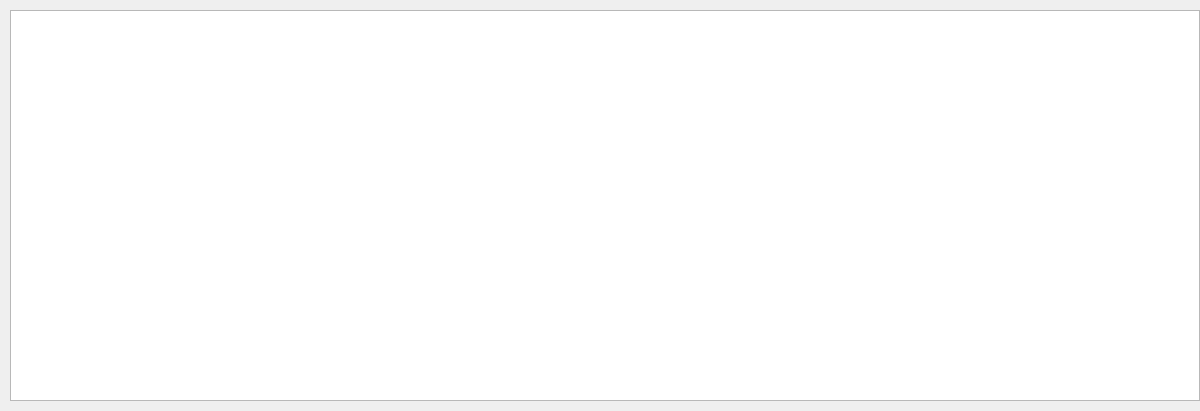
Qt form main.ui (b6f/0xc0ff33) before a commit.
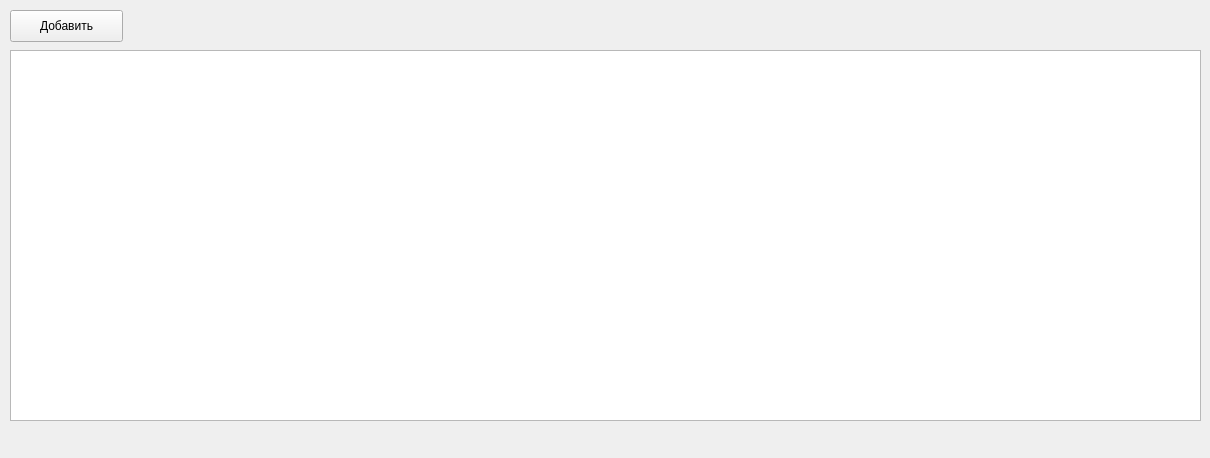
The same form after that commit.

What changed in the file:
```diff
--- a/main.ui
+++ b/main.ui
@@ -6,8 +6,8 @@
    <rect>
     <x>0</x>
     <y>0</y>
-    <width>1200</width>
-    <height>411</height>
+    <width>1210</width>
+    <height>458</height>
    </rect>
   </property>
   <property name="windowTitle">
@@ -18,11 +18,24 @@
     <property name="geometry">
      <rect>
       <x>10</x>
+      <y>50</y>
+      <width>1191</width>
+      <height>371</height>
+     </rect>
+    </property>
+   </widget>
+   <widget class="QPushButton" name="addButton">
+    <property name="geometry">
+     <rect>
+      <x>10</x>
       <y>10</y>
-      <width>1190</width>
-      <height>391</height>
+      <width>113</width>
+      <height>32</height>
      </rect>
     </property>
+    <property name="text">
+     <string>Добавить</string>
+    </property>
    </widget>
   </widget>
  </widget>
```
